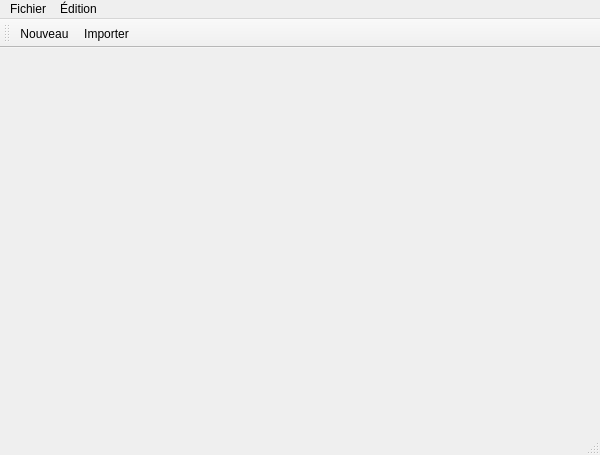
This is mainwindow.ui in Masha58/KeyPlan as Qt 5 draws it before an edit. The edited form follows.
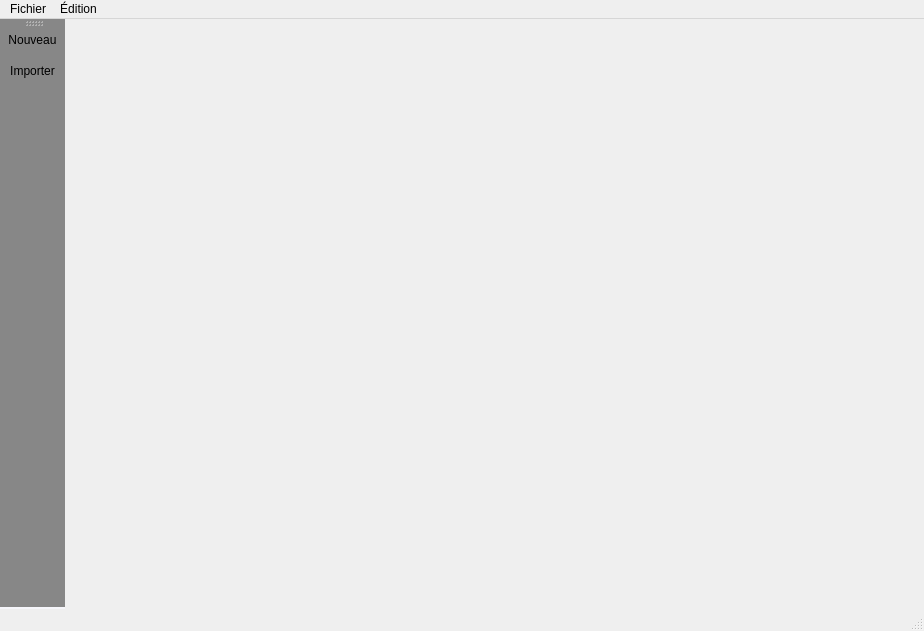
This is the edited form. Icons and pictures are not drawn.

```diff
--- a/mainwindow.ui
+++ b/mainwindow.ui
@@ -6,20 +6,34 @@
    <rect>
     <x>0</x>
     <y>0</y>
-    <width>600</width>
-    <height>455</height>
+    <width>924</width>
+    <height>631</height>
    </rect>
   </property>
   <property name="windowTitle">
    <string>mainwindow</string>
   </property>
+  <property name="styleSheet">
+   <string notr="true">QMainWindow{
+	border-image: url(images/mainwindow/fond.jpg)  0 0 0 0 stretch stretch;
+}
+
+QToolBar {
+    background: rgba(65,65,65,0.6);
+    spacing: 10px; /* spacing between items in the tool bar */
+	border-bottom:2px solid rgb(245,245,250);
+	padding : 1px;
+}
+
+</string>
+  </property>
   <widget class="QWidget" name="centralWidget"/>
   <widget class="QMenuBar" name="menuBar">
    <property name="geometry">
     <rect>
      <x>0</x>
      <y>0</y>
-     <width>600</width>
+     <width>924</width>
      <height>22</height>
     </rect>
    </property>
@@ -42,12 +56,12 @@
   </widget>
   <widget class="QToolBar" name="mainToolBar">
    <property name="orientation">
-    <enum>Qt::Horizontal</enum>
+    <enum>Qt::Vertical</enum>
    </property>
    <property name="iconSize">
     <size>
-     <width>50</width>
-     <height>50</height>
+     <width>47</width>
+     <height>47</height>
     </size>
    </property>
    <property name="toolButtonStyle">
@@ -57,7 +71,7 @@
     <bool>false</bool>
    </property>
    <attribute name="toolBarArea">
-    <enum>TopToolBarArea</enum>
+    <enum>LeftToolBarArea</enum>
    </attribute>
    <attribute name="toolBarBreak">
     <bool>false</bool>
```
Left out of the diff: 2 changed lines with no effect on the pictures.
